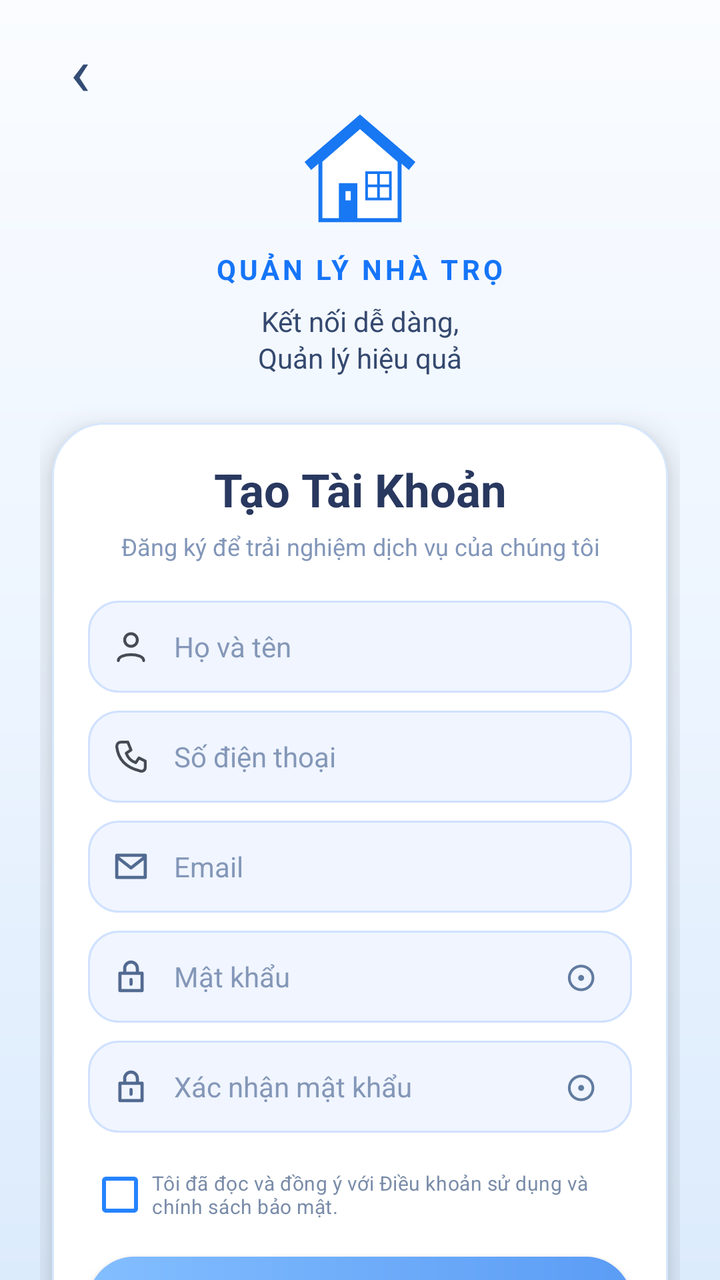
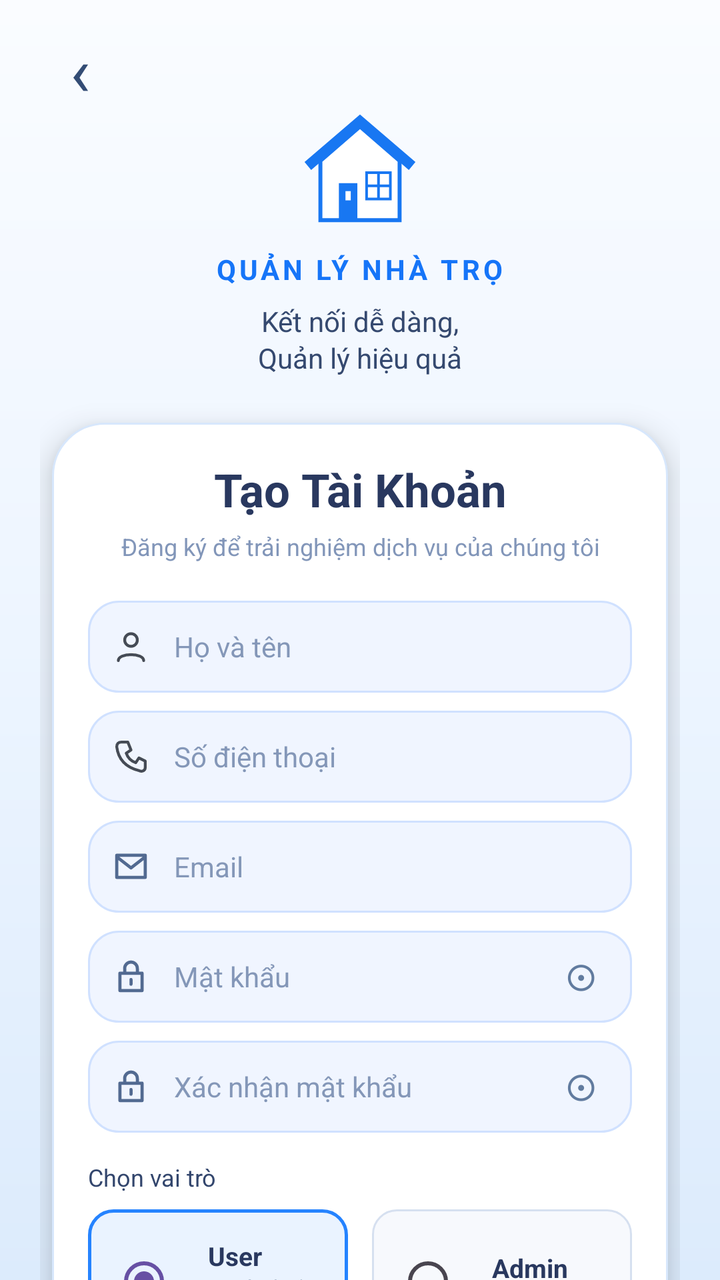

Compare the two renders of this Android layout. The source of the first and the diff that turns it into the second are given below.
<!-- AndroidManifest.xml: application theme Theme.HomeForRent -->
<!-- res/layout/activity_register.xml -->
<?xml version="1.0" encoding="utf-8"?>
<ScrollView
    xmlns:android="http://schemas.android.com/apk/res/android"
    android:layout_width="match_parent"
    android:layout_height="match_parent"
    android:background="@drawable/bg_register"
    android:fillViewport="true"
    android:clipToPadding="false"
    android:scrollbars="none">

    <LinearLayout
        android:layout_width="match_parent"
        android:layout_height="wrap_content"
        android:orientation="vertical"
        android:gravity="center_horizontal"
        android:paddingStart="20dp"
        android:paddingEnd="20dp"
        android:paddingTop="12dp"
        android:paddingBottom="22dp">

        

        <RelativeLayout
            android:layout_width="match_parent"
            android:layout_height="40dp">

            <TextView
                android:id="@+id/btnBack"
                android:layout_width="40dp"
                android:layout_height="40dp"
                android:layout_alignParentStart="true"
                android:gravity="center"
                android:text="‹"
                android:textSize="34sp"
                android:textColor="#334C75"
                android:clickable="true"
                android:focusable="true"/>

        </RelativeLayout>

        

        <ImageView
            android:layout_width="66dp"
            android:layout_height="66dp"
            android:layout_marginTop="0dp"
            android:src="@drawable/ic_house"
            android:scaleType="fitCenter"
            android:contentDescription="Logo nhà trọ"/>

        

        <TextView
            android:layout_width="wrap_content"
            android:layout_height="wrap_content"
            android:layout_marginTop="7dp"
            android:text="QUẢN LÝ NHÀ TRỌ"
            android:textColor="#1675F8"
            android:textSize="14sp"
            android:textStyle="bold"
            android:letterSpacing="0.12"
            android:gravity="center"/>

        

        <TextView
            android:layout_width="wrap_content"
            android:layout_height="wrap_content"
            android:layout_marginTop="7dp"
            android:text="Kết nối dễ dàng,\nQuản lý hiệu quả"
            android:textColor="#35496F"
            android:textSize="14sp"
            android:gravity="center"
            android:lineSpacingExtra="2dp"/>

        

        <LinearLayout
            android:layout_width="match_parent"
            android:layout_height="wrap_content"
            android:layout_marginStart="6dp"
            android:layout_marginEnd="6dp"
            android:layout_marginTop="23dp"
            android:orientation="vertical"
            android:paddingStart="18dp"
            android:paddingEnd="18dp"
            android:paddingTop="18dp"
            android:paddingBottom="19dp"
            android:background="@drawable/bg_register_card"
            android:elevation="9dp">

            

            <TextView
                android:layout_width="match_parent"
                android:layout_height="wrap_content"
                android:text="Tạo Tài Khoản"
                android:textColor="#29385F"
                android:textSize="23sp"
                android:textStyle="bold"
                android:gravity="center"/>

            <TextView
                android:layout_width="match_parent"
                android:layout_height="wrap_content"
                android:layout_marginTop="5dp"
                android:text="Đăng ký để trải nghiệm dịch vụ của chúng tôi"
                android:textColor="#8296B9"
                android:textSize="12sp"
                android:gravity="center"/>

            

            <LinearLayout
                android:layout_width="match_parent"
                android:layout_height="46dp"
                android:layout_marginTop="19dp"
                android:orientation="horizontal"
                android:gravity="center_vertical"
                android:paddingStart="12dp"
                android:paddingEnd="12dp"
                android:background="@drawable/bg_register_input">

                <ImageView
                    android:layout_width="19dp"
                    android:layout_height="19dp"
                    android:src="@drawable/ic_user"
                    android:contentDescription="Họ tên"/>

                <EditText
                    android:id="@+id/edtRegisterName"
                    android:layout_width="0dp"
                    android:layout_height="match_parent"
                    android:layout_weight="1"
                    android:layout_marginStart="12dp"
                    android:background="@null"
                    android:hint="Họ và tên"
                    android:textColor="#33466D"
                    android:textColorHint="#8497B8"
                    android:textSize="14sp"
                    android:singleLine="true"
                    android:inputType="textPersonName|textCapWords"
                    android:padding="0dp"
                    android:autofillHints="name"/>

            </LinearLayout>

            

            <LinearLayout
                android:layout_width="match_parent"
                android:layout_height="46dp"
                android:layout_marginTop="9dp"
                android:orientation="horizontal"
                android:gravity="center_vertical"
                android:paddingStart="12dp"
                android:paddingEnd="12dp"
                android:background="@drawable/bg_register_input">

                <ImageView
                    android:layout_width="19dp"
                    android:layout_height="19dp"
                    android:src="@drawable/ic_phone"
                    android:contentDescription="Điện thoại"/>

                <EditText
                    android:id="@+id/edtRegisterPhone"
                    android:layout_width="0dp"
                    android:layout_height="match_parent"
                    android:layout_weight="1"
                    android:layout_marginStart="12dp"
                    android:background="@null"
                    android:hint="Số điện thoại"
                    android:textColor="#33466D"
                    android:textColorHint="#8497B8"
                    android:textSize="14sp"
                    android:singleLine="true"
                    android:inputType="phone"
                    android:maxLength="15"
                    android:padding="0dp"
                    android:autofillHints="phone"/>

            </LinearLayout>

            

            <LinearLayout
                android:layout_width="match_parent"
                android:layout_height="46dp"
                android:layout_marginTop="9dp"
                android:orientation="horizontal"
                android:gravity="center_vertical"
                android:paddingStart="12dp"
                android:paddingEnd="12dp"
                android:background="@drawable/bg_register_input">

                <ImageView
                    android:layout_width="19dp"
                    android:layout_height="19dp"
                    android:src="@drawable/ic_email"
                    android:contentDescription="Email"/>

                <EditText
                    android:id="@+id/edtRegisterEmail"
                    android:layout_width="0dp"
                    android:layout_height="match_parent"
                    android:layout_weight="1"
                    android:layout_marginStart="12dp"
                    android:background="@null"
                    android:hint="Email"
                    android:textColor="#33466D"
                    android:textColorHint="#8497B8"
                    android:textSize="14sp"
                    android:singleLine="true"
                    android:inputType="textEmailAddress"
                    android:padding="0dp"
                    android:autofillHints="emailAddress"/>

            </LinearLayout>

            

            <LinearLayout
                android:layout_width="match_parent"
                android:layout_height="46dp"
                android:layout_marginTop="9dp"
                android:orientation="horizontal"
                android:gravity="center_vertical"
                android:paddingStart="12dp"
                android:paddingEnd="8dp"
                android:background="@drawable/bg_register_input">

                <ImageView
                    android:layout_width="19dp"
                    android:layout_height="19dp"
                    android:src="@drawable/ic_lock"
                    android:contentDescription="Mật khẩu"/>

                <EditText
                    android:id="@+id/edtRegisterPassword"
                    android:layout_width="0dp"
                    android:layout_height="match_parent"
                    android:layout_weight="1"
                    android:layout_marginStart="12dp"
                    android:background="@null"
                    android:hint="Mật khẩu"
                    android:textColor="#33466D"
                    android:textColorHint="#8497B8"
                    android:textSize="14sp"
                    android:singleLine="true"
                    android:inputType="textPassword"
                    android:padding="0dp"
                    android:autofillHints="newPassword"/>

                <TextView
                    android:id="@+id/btnShowRegisterPassword"
                    android:layout_width="35dp"
                    android:layout_height="match_parent"
                    android:gravity="center"
                    android:text="⊙"
                    android:textColor="#617B9F"
                    android:textSize="19sp"
                    android:clickable="true"
                    android:focusable="true"/>

            </LinearLayout>

            

            <LinearLayout
                android:layout_width="match_parent"
                android:layout_height="46dp"
                android:layout_marginTop="9dp"
                android:orientation="horizontal"
                android:gravity="center_vertical"
                android:paddingStart="12dp"
                android:paddingEnd="8dp"
                android:background="@drawable/bg_register_input">

                <ImageView
                    android:layout_width="19dp"
                    android:layout_height="19dp"
                    android:src="@drawable/ic_lock"
                    android:contentDescription="Xác nhận mật khẩu"/>

                <EditText
                    android:id="@+id/edtConfirmPassword"
                    android:layout_width="0dp"
                    android:layout_height="match_parent"
                    android:layout_weight="1"
                    android:layout_marginStart="12dp"
                    android:background="@null"
                    android:hint="Xác nhận mật khẩu"
                    android:textColor="#33466D"
                    android:textColorHint="#8497B8"
                    android:textSize="14sp"
                    android:singleLine="true"
                    android:inputType="textPassword"
                    android:padding="0dp"
                    android:autofillHints="newPassword"/>

                <TextView
                    android:id="@+id/btnShowConfirmPassword"
                    android:layout_width="35dp"
                    android:layout_height="match_parent"
                    android:gravity="center"
                    android:text="⊙"
                    android:textColor="#617B9F"
                    android:textSize="19sp"
                    android:clickable="true"
                    android:focusable="true"/>

            </LinearLayout>

            

            <CheckBox
                android:id="@+id/cbTerms"
                android:layout_width="match_parent"
                android:layout_height="wrap_content"
                android:layout_marginTop="12dp"
                android:buttonTint="#2583FF"
                android:gravity="center_vertical"
                android:minHeight="38dp"
                android:text="Tôi đã đọc và đồng ý với Điều khoản sử dụng và chính sách bảo mật."
                android:textColor="#7A8CA9"
                android:textSize="10sp"
                android:padding="0dp"/>

            

            <TextView
                android:id="@+id/btnCreateAccount"
                android:layout_width="match_parent"
                android:layout_height="46dp"
                android:layout_marginTop="12dp"
                android:gravity="center"
                android:text="Đăng ký  ➜"
                android:textColor="#FFFFFF"
                android:textSize="14sp"
                android:textStyle="bold"
                android:background="@drawable/bg_register_button"
                android:elevation="4dp"
                android:clickable="true"
                android:focusable="true"/>

        </LinearLayout>

        

        <LinearLayout
            android:layout_width="match_parent"
            android:layout_height="wrap_content"
            android:layout_marginTop="23dp"
            android:gravity="center"
            android:orientation="horizontal">

            <TextView
                android:layout_width="wrap_content"
                android:layout_height="wrap_content"
                android:text="Bạn đã có tài khoản? "
                android:textColor="#788BA8"
                android:textSize="12sp"/>

            <TextView
                android:id="@+id/btnGoToLogin"
                android:layout_width="wrap_content"
                android:layout_height="wrap_content"
                android:text="Đăng nhập ngay  ›"
                android:textColor="#087AFF"
                android:textStyle="bold"
                android:textSize="12sp"
                android:clickable="true"
                android:focusable="true"/>

        </LinearLayout>

    </LinearLayout>

</ScrollView>
<!-- resources referenced by this layout -->
<resources>
  <!-- drawable bg_register (drawable) -->
  <?xml version="1.0" encoding="utf-8"?>
  <shape xmlns:android="http://schemas.android.com/apk/res/android">
      <gradient
          android:startColor="#FAFCFF"
          android:centerColor="#EDF5FF"
          android:endColor="#DCEBFC"
          android:angle="270"/>
  </shape>
  <!-- drawable bg_register_button (drawable) -->
  <?xml version="1.0" encoding="utf-8"?>
  <shape xmlns:android="http://schemas.android.com/apk/res/android">
  
      <gradient
          android:startColor="#83BEFF"
          android:endColor="#5B9CF5"
          android:angle="0"/>
  
      <corners android:radius="30dp"/>
  
  </shape>
  <!-- drawable bg_register_card (drawable) -->
  <?xml version="1.0" encoding="utf-8"?>
  <shape xmlns:android="http://schemas.android.com/apk/res/android">
  
      <solid android:color="#FFFFFF"/>
  
      <corners android:radius="26dp"/>
  
      <stroke
          android:width="1dp"
          android:color="#D7E7FC"/>
  
  </shape>
  <!-- drawable bg_register_input (drawable) -->
  <?xml version="1.0" encoding="utf-8"?>
  <shape xmlns:android="http://schemas.android.com/apk/res/android">
  
      <solid android:color="#F0F5FF"/>
  
      <corners android:radius="15dp"/>
  
      <stroke
          android:width="1dp"
          android:color="#D0E1FF"/>
  
  </shape>
  <!-- drawable ic_email (drawable) -->
  <vector xmlns:android="http://schemas.android.com/apk/res/android"
      android:width="24dp"
      android:height="24dp"
      android:viewportWidth="24"
      android:viewportHeight="24">
  
      <path
          android:fillColor="#00000000"
          android:strokeColor="#526A91"
          android:strokeWidth="2"
          android:strokeLineCap="round"
          android:strokeLineJoin="round"
          android:pathData="M3,5 L21,5 L21,19 L3,19 Z M3,6 L12,13 L21,6"/>
  
  </vector>
  <!-- drawable ic_lock (drawable) -->
  <vector xmlns:android="http://schemas.android.com/apk/res/android"
      android:width="24dp"
      android:height="24dp"
      android:viewportWidth="24"
      android:viewportHeight="24">
  
      <path
          android:fillColor="#00000000"
          android:strokeColor="#526A91"
          android:strokeWidth="2"
          android:strokeLineCap="round"
          android:strokeLineJoin="round"
          android:pathData="M5,10 L19,10 L19,21 L5,21 Z M8,10 L8,7 A4,4 0,0 1,16 7 L16,10 M12,14 L12,17"/>
  
  </vector>
  <!-- drawable ic_user (drawable) -->
  <vector xmlns:android="http://schemas.android.com/apk/res/android"
      android:width="24dp"
      android:height="24dp"
      android:viewportWidth="24"
      android:viewportHeight="24">
  
      <path
          android:fillColor="#00000000"
          android:strokeColor="#454B55"
          android:strokeWidth="1.8"
          android:strokeLineCap="round"
          android:strokeLineJoin="round"
          android:pathData="M12,12 A4,4 0,1 0,12 4 A4,4 0,0 0,12 12 M4,21 C4,16 20,16 20,21"/>
  
  </vector>
  <style name="Theme.HomeForRent" parent="Base.Theme.HomeForRent" />
  <style name="Base.Theme.HomeForRent" parent="Theme.Material3.DayNight.NoActionBar">
          
          
      </style>
  <!-- unchanged entries left out for length: 2 -->
</resources>

<!-- the commit's change to res/layout/activity_register.xml (unified diff, before → after) -->
@@ -311,6 +311,136 @@
                     android:focusable="true"/>
 
             </LinearLayout>
+            <TextView
+                android:layout_width="match_parent"
+                android:layout_height="wrap_content"
+                android:layout_marginTop="14dp"
+                android:text="Chọn vai trò"
+                android:textColor="#33466D"
+                android:textSize="12sp"/>
+
+            <LinearLayout
+                android:layout_width="match_parent"
+                android:layout_height="wrap_content"
+                android:layout_marginTop="8dp"
+                android:orientation="horizontal">
+
+                
+                <LinearLayout
+                    android:id="@+id/cardRoleUser"
+                    android:layout_width="0dp"
+                    android:layout_height="wrap_content"
+                    android:layout_weight="1"
+                    android:layout_marginEnd="6dp"
+                    android:orientation="horizontal"
+                    android:gravity="center_vertical"
+                    android:padding="12dp"
+                    android:background="@drawable/bg_role_selected"
+                    android:clickable="true"
+                    android:focusable="true">
+
+                    <RadioButton
+                        android:id="@+id/rbUser"
+                        android:layout_width="wrap_content"
+                        android:layout_height="wrap_content"
+                        android:buttonTint="#2583FF"
+                        android:checked="true"
+                        android:clickable="false"
+                        android:focusable="false"/>
+
+                    <LinearLayout
+                        android:layout_width="wrap_content"
+                        android:layout_height="wrap_content"
+                        android:orientation="vertical">
+
+                        <TextView
+                            android:layout_width="wrap_content"
+                            android:layout_height="wrap_content"
+                            android:text="User"
+                            android:textStyle="bold"
+                            android:textColor="#29385F"
+                            android:textSize="13sp"/>
+
+                        <TextView
+                            android:layout_width="wrap_content"
+                            android:layout_height="wrap_content"
+                            android:text="Người thuê trọ"
+                            android:textColor="#7A8CA9"
+                            android:textSize="10sp"/>
+                    </LinearLayout>
+                </LinearLayout>
+
+                
+                <LinearLayout
+                    android:id="@+id/cardRoleAdmin"
+                    android:layout_width="0dp"
+                    android:layout_height="wrap_content"
+                    android:layout_weight="1"
+                    android:layout_marginStart="6dp"
+                    android:orientation="horizontal"
+                    android:gravity="center_vertical"
+                    android:padding="12dp"
+                    android:background="@drawable/bg_role_unselected"
+                    android:clickable="true"
+                    android:focusable="true">
+
+                    <RadioButton
+                        android:id="@+id/rbAdmin"
+                        android:layout_width="wrap_content"
+                        android:layout_height="wrap_content"
+                        android:buttonTint="#2583FF"
+                        android:clickable="false"
+                        android:focusable="false"/>
+
+                    <LinearLayout
+                        android:layout_width="wrap_content"
+                        android:layout_height="wrap_content"
+                        android:orientation="vertical">
+
+                        <TextView
+                            android:layout_width="wrap_content"
+                            android:layout_height="wrap_content"
+                            android:text="Admin"
+                            android:textStyle="bold"
+                            android:textColor="#29385F"
+                            android:textSize="13sp"/>
+
+                        <TextView
+                            android:layout_width="wrap_content"
+                            android:layout_height="wrap_content"
+                            android:text="Chủ nhà trọ"
+                            android:textColor="#7A8CA9"
+                            android:textSize="10sp"/>
+                    </LinearLayout>
+                </LinearLayout>
+            </LinearLayout>
+
+            
+            <LinearLayout
+                android:id="@+id/layoutAdminCode"
+                android:layout_width="match_parent"
+                android:layout_height="46dp"
+                android:layout_marginTop="9dp"
+                android:orientation="horizontal"
+                android:gravity="center_vertical"
+                android:paddingStart="12dp"
+                android:paddingEnd="12dp"
+                android:visibility="gone"
+                android:background="@drawable/bg_register_input">
+
+                <EditText
+                    android:id="@+id/edtAdminCode"
+                    android:layout_width="match_parent"
+                    android:layout_height="match_parent"
+                    android:background="@null"
+                    android:hint="Mã xác nhận chủ trọ"
+                    android:textColor="#33466D"
+                    android:textColorHint="#8497B8"
+                    android:textSize="14sp"
+                    android:singleLine="true"
+                    android:inputType="textPassword"
+                    android:padding="0dp"/>
+            </LinearLayout>
 
             
 
<!-- resource entries referenced after the edit -->
@@ -46,6 +46,18 @@
           android:width="1dp"
           android:color="#D0E1FF"/>
   
+  </shape>
+  <!-- drawable bg_role_selected (drawable) -->
+  <shape xmlns:android="http://schemas.android.com/apk/res/android" android:shape="rectangle">
+      <solid android:color="#EAF3FF"/>
+      <stroke android:width="1.5dp" android:color="#2583FF"/>
+      <corners android:radius="12dp"/>
+  </shape>
+  <!-- drawable bg_role_unselected (drawable) -->
+  <shape xmlns:android="http://schemas.android.com/apk/res/android" android:shape="rectangle">
+      <solid android:color="#F7F9FD"/>
+      <stroke android:width="1dp" android:color="#D6E0F0"/>
+      <corners android:radius="12dp"/>
   </shape>
   <!-- drawable ic_email (drawable) -->
   <vector xmlns:android="http://schemas.android.com/apk/res/android"
